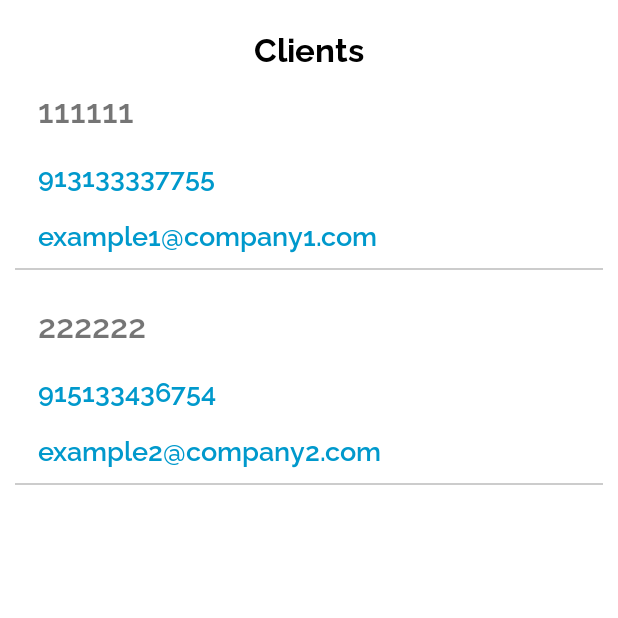
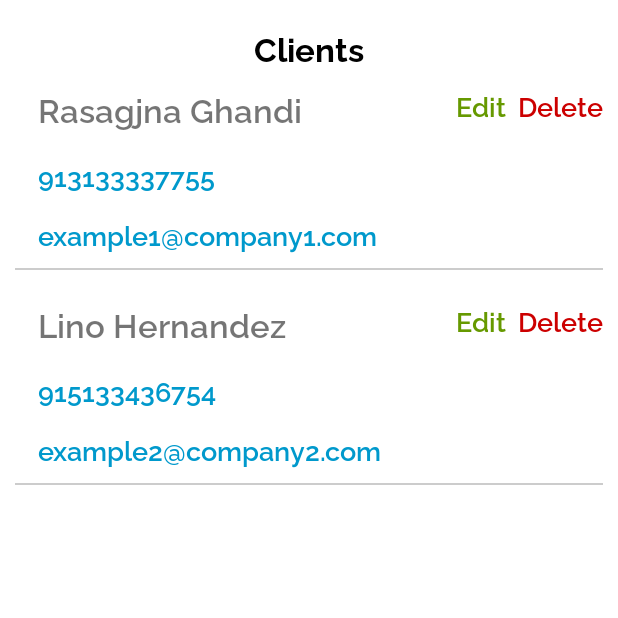
Before and after one commit to eduardocardona93/Android_Final_Project, an Android app: the ClientsListActivity screen opened directly, with no data from a screen before it, on a phone screen of 412 x 824 dp, the top half of it. Run offline under Robolectric (Android 15) with nearby library versions, the phone set to English and light mode, and no system bars.

Commit message:
Click Listeners on Client Listing

```diff
--- a/app/src/main/java/com/example/android_final_project/HomeActivity.java
+++ b/app/src/main/java/com/example/android_final_project/HomeActivity.java
@@ -4,6 +4,7 @@ import android.content.Intent;
 import android.os.Bundle;
 import android.view.View;
 import android.widget.TextView;
+import android.widget.Toast;
 
 import androidx.appcompat.app.AppCompatActivity;
 import androidx.constraintlayout.widget.ConstraintLayout;
@@ -29,7 +30,9 @@ public class HomeActivity extends AppCompatActivity implements View.OnClickListe
         layoutHome = findViewById(R.id.layoutHome);
 
         loggedUser = LoginActivity.loggedUser;
-        Snackbar.make(layoutHome, "Welcome " + loggedUser.getSpFullname(), Snackbar.LENGTH_SHORT).show();
+        Toast.makeText(this, "Welcome " + loggedUser.getSpFullname(), Toast.LENGTH_SHORT).show();
+
+
         txtLoggedInUser.setText(loggedUser.getSpFullname());
 
         txtClients.setOnClickListener(this);
--- a/app/src/main/java/com/example/android_final_project/LoginActivity.java
+++ b/app/src/main/java/com/example/android_final_project/LoginActivity.java
@@ -93,8 +93,8 @@ public class LoginActivity extends AppCompatActivity {
 
     public void fillClients() {
         if (clientsList.size() == 0) {
-            clientsList.add(new Client("111111", "Rasagjna Ghandi", "21554", "913133337755", "example1@company1.com"));
-            clientsList.add(new Client("222222", "Lino Hernandez", "21553", "915133436754", "example2@company2.com"));
+            clientsList.add(new Client("Rasagjna Ghandi","111111",  "21554", "913133337755", "example1@company1.com"));
+            clientsList.add(new Client("Lino Hernandez","222222",  "21553", "915133436754", "example2@company2.com"));
         }
     }
 
--- a/app/src/main/java/com/example/android_final_project/clients/ClientsAdapter.java
+++ /dev/null
@@ -1,63 +0,0 @@
-package com.example.android_final_project.clients;
-
-import android.app.Activity;
-import android.view.LayoutInflater;
-import android.view.View;
-import android.view.ViewGroup;
-import android.widget.TextView;
-
-import androidx.annotation.NonNull;
-import androidx.recyclerview.widget.RecyclerView;
-
-import com.example.android_final_project.R;
-
-import java.util.ArrayList;
-import java.util.List;
-
-;
-
-class ClientsAdapter extends
-        RecyclerView.Adapter<ClientsAdapter.ClientViewHolder> {
-
-    private Activity activity;
-    private List<Client> clientsListing = new ArrayList<>();
-
-
-    ClientsAdapter(Activity activity, List<Client> clientsListing) {
-        this.activity = activity;
-        this.clientsListing = clientsListing;
-
-    }
-
-    @NonNull
-    @Override
-    public ClientViewHolder onCreateViewHolder(@NonNull ViewGroup parent, int viewType) {
-        View view = LayoutInflater.from(parent.getContext()).inflate(R.layout.list_row_client_list, parent, false);
-        return new ClientViewHolder(view);
-    }
-
-    @Override
-    public void onBindViewHolder(@NonNull ClientViewHolder holder, int position) {
-            holder.txtClientName.setText(clientsListing.get(position).getClientFullName());
-            holder.txtClientPhoneNumber.setText(clientsListing.get(position).getClientPhoneNumber());
-            holder.txtClientEmail.setText(clientsListing.get(position).getClientEmail());
-    }
-
-    @Override
-    public int getItemCount() {
-        return clientsListing.size();
-    }
-
-    class ClientViewHolder extends RecyclerView.ViewHolder {
-
-        TextView txtClientName,txtClientPhoneNumber,txtClientEmail;
-
-        public ClientViewHolder(@NonNull View itemView) {
-            super(itemView);
-            txtClientName=itemView.findViewById(R.id.txtClientName);
-            txtClientEmail=itemView.findViewById(R.id.txtClientEmail);
-            txtClientPhoneNumber=itemView.findViewById(R.id.txtClientPhoneNumber);
-        }
-    }
-
-}
--- a/app/src/main/java/com/example/android_final_project/clients/ClientsListActivity.java
+++ b/app/src/main/java/com/example/android_final_project/clients/ClientsListActivity.java
@@ -1,10 +1,18 @@
 package com.example.android_final_project.clients;
 
+import android.app.Activity;
+import android.os.Bundle;
+import android.util.Log;
+import android.view.LayoutInflater;
+import android.view.View;
+import android.view.ViewGroup;
+import android.widget.TextView;
+
+import androidx.annotation.NonNull;
 import androidx.appcompat.app.AppCompatActivity;
+import androidx.constraintlayout.widget.ConstraintLayout;
 import androidx.recyclerview.widget.LinearLayoutManager;
 import androidx.recyclerview.widget.RecyclerView;
-
-import android.os.Bundle;
 
 import com.example.android_final_project.LoginActivity;
 import com.example.android_final_project.R;
@@ -15,16 +23,87 @@ import java.util.List;
 public class ClientsListActivity extends AppCompatActivity {
     public static Client selectedClient;
     RecyclerView rcClients;
-   // private List<Client> clientsListing = new ArrayList<>();
+    // private List<Client> clientsListing = new ArrayList<>();
 
     @Override
     protected void onCreate(Bundle savedInstanceState) {
         super.onCreate(savedInstanceState);
         setContentView(R.layout.activity_clients_list);
-        rcClients=findViewById(R.id.rcClients);
+        rcClients = findViewById(R.id.rcClients);
 
 
-        rcClients.setLayoutManager(new LinearLayoutManager(this,LinearLayoutManager.VERTICAL,false));
+        rcClients.setLayoutManager(new LinearLayoutManager(this, LinearLayoutManager.VERTICAL, false));
         rcClients.setAdapter(new ClientsAdapter(this, LoginActivity.clientsList));
     }
+
+    class ClientsAdapter extends
+            RecyclerView.Adapter<ClientsAdapter.ClientViewHolder> {
+
+        private Activity activity;
+        private List<Client> clientsListing = new ArrayList<>();
+
+
+        ClientsAdapter(Activity activity, List<Client> clientsListing) {
+            this.activity = activity;
+            this.clientsListing = clientsListing;
+
+        }
+
+        @NonNull
+        @Override
+        public ClientsAdapter.ClientViewHolder onCreateViewHolder(@NonNull ViewGroup parent, int viewType) {
+            View view = LayoutInflater.from(parent.getContext()).inflate(R.layout.list_row_client_list, parent, false);
+
+            return new ClientsAdapter.ClientViewHolder(view);
+        }
+
+        @Override
+        public void onBindViewHolder(@NonNull ClientsAdapter.ClientViewHolder holder, int position) {
+            holder.txtClientName.setText(clientsListing.get(position).getClientFullName());
+            holder.txtClientPhoneNumber.setText(clientsListing.get(position).getClientPhoneNumber());
+            holder.txtClientEmail.setText(clientsListing.get(position).getClientEmail());
+            holder.listRow.setOnClickListener(new View.OnClickListener() {
+                @Override
+                public void onClick(View v) {
+                    Log.e("Client Name ", clientsListing.get(position).getClientFullName());
+                }
+            });
+            holder.txtEdit.setOnClickListener(new View.OnClickListener() {
+                @Override
+                public void onClick(View v) {
+                    Log.e("Client Name ", clientsListing.get(position).getClientFullName());
+                }
+            });
+            holder.txtDelete.setOnClickListener(new View.OnClickListener() {
+                @Override
+                public void onClick(View v) {
+                    Log.e("Client Name ", clientsListing.get(position).getClientFullName());
+                }
+            });
+
+        }
+
+        @Override
+        public int getItemCount() {
+            return clientsListing.size();
+        }
+
+        class ClientViewHolder extends RecyclerView.ViewHolder {
+
+            TextView txtClientName, txtClientPhoneNumber, txtClientEmail, txtEdit, txtDelete;
+            ConstraintLayout listRow;
+
+
+            public ClientViewHolder(@NonNull View itemView) {
+                super(itemView);
+                txtClientName = itemView.findViewById(R.id.txtClientName);
+                txtClientEmail = itemView.findViewById(R.id.txtClientEmail);
+                txtClientPhoneNumber = itemView.findViewById(R.id.txtClientPhoneNumber);
+                listRow = itemView.findViewById(R.id.listRow);
+                txtEdit = itemView.findViewById(R.id.txtEdit);
+                txtDelete = itemView.findViewById(R.id.txtDelete);
+            }
+        }
+
+    }
 }
--- a/app/src/main/res/layout/list_row_client_list.xml
+++ b/app/src/main/res/layout/list_row_client_list.xml
@@ -1,6 +1,7 @@
 <?xml version="1.0" encoding="utf-8"?>
 <androidx.constraintlayout.widget.ConstraintLayout xmlns:android="http://schemas.android.com/apk/res/android"
     xmlns:app="http://schemas.android.com/apk/res-auto"
+    xmlns:tools="http://schemas.android.com/tools"
     android:id="@+id/listRow"
     android:layout_width="match_parent"
     android:layout_height="wrap_content"
@@ -18,7 +19,8 @@
         android:layout_marginHorizontal="15dp"
         android:fontFamily="@font/raleway_semibold"
         android:textSize="22sp"
-        app:layout_constraintEnd_toEndOf="parent"
+        app:layout_constraintEnd_toStartOf="@+id/txtEdit"
+        app:layout_constraintHorizontal_bias="0.0"
         app:layout_constraintStart_toStartOf="parent"
         app:layout_constraintTop_toTopOf="parent" />
 
@@ -79,4 +81,32 @@
         app:layout_constraintTop_toBottomOf="@+id/txtClientEmail" />
 
 
+    <TextView
+        android:id="@+id/txtDelete"
+        android:layout_width="wrap_content"
+        android:layout_height="wrap_content"
+        android:fontFamily="@font/raleway_semibold"
+        android:paddingBottom="5dp"
+        android:text="@string/delete"
+        android:textColor="@android:color/holo_red_dark"
+        android:textSize="18sp"
+        android:visibility="visible"
+        app:layout_constraintEnd_toEndOf="parent"
+        app:layout_constraintTop_toTopOf="@+id/txtClientName" />
+    <TextView
+        android:id="@+id/txtEdit"
+        android:layout_width="wrap_content"
+        android:layout_height="wrap_content"
+        android:text="@string/edit"
+        android:textColor="@android:color/holo_green_dark"
+        android:fontFamily="@font/raleway_semibold"
+        android:layout_marginEnd="8dp"
+        android:paddingBottom="5dp"
+        android:textSize="18sp"
+        app:layout_constraintBottom_toBottomOf="@+id/txtDelete"
+        app:layout_constraintEnd_toStartOf="@+id/txtDelete"
+        app:layout_constraintTop_toTopOf="@+id/txtDelete"
+        app:layout_constraintVertical_bias="0.0"
+        android:layout_marginRight="8dp" />
+
 </androidx.constraintlayout.widget.ConstraintLayout>
--- a/app/src/main/res/values/strings.xml
+++ b/app/src/main/res/values/strings.xml
@@ -49,4 +49,5 @@
     <string name="orders">Orders</string>
     <string name="clients">Clients</string>
     <string name="products">Products</string>
+    <string name="delete">Delete</string>
 </resources>
```
